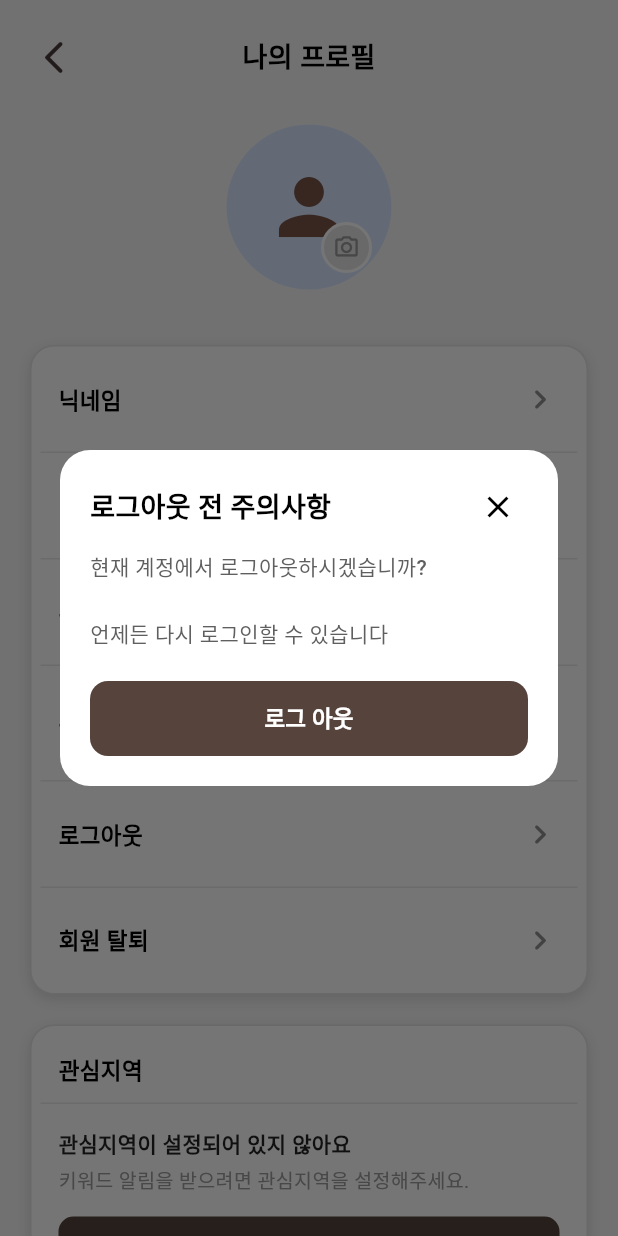
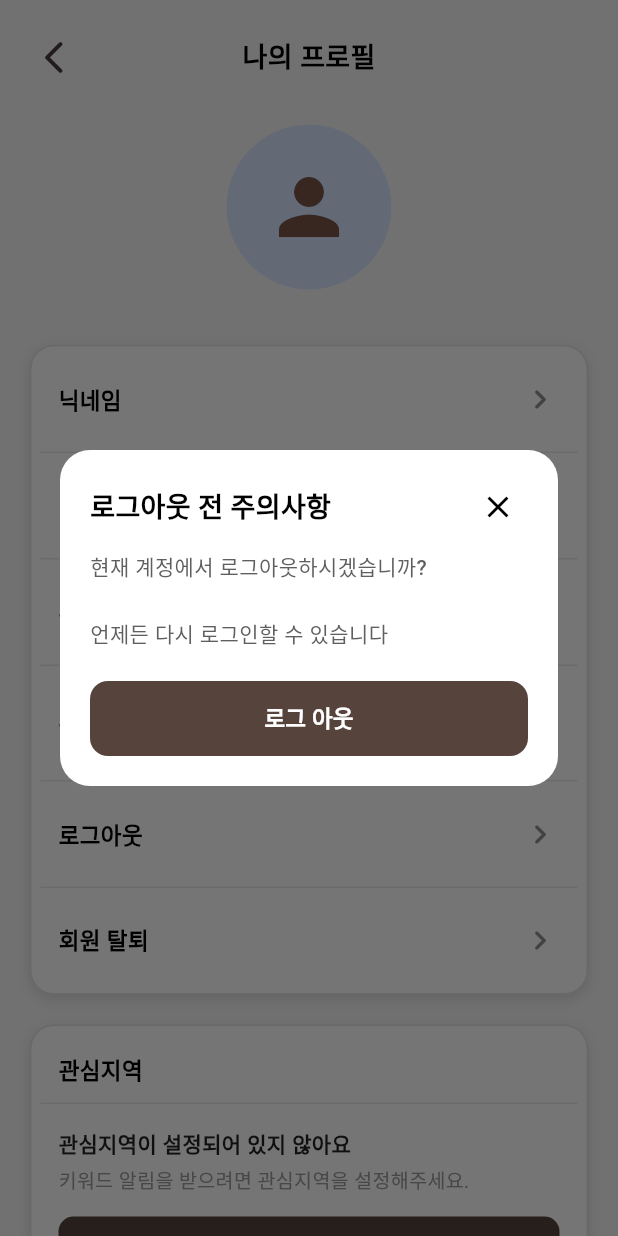
Before and after one commit to hsu-today-bread/todaybread-front, a Flutter app: the MyProfileScreen screen opened directly, after a tap on "로그아웃", on a phone screen of 412 x 824 dp. Run offline on Flutter 3.47's test engine with Material 3 defaults, Android fonts, the phone set to English and light mode, and no system bars; our stand-ins replace dio, firebase_core, firebase_messaging, flutter_local_notifications, flutter_secure_storage, flutter_svg and 6 more; missing offline and left inert: flutter_naver_map; accounts and stored records are empty; generated files the repository leaves out were written again; network calls fail; Roboto replaces fonts that are missing (PretendardVariable).

Commit message:
feat:화면 크기 조정, firebase 알림 오류 수정, 내 리뷰보기 사진 출력, 가게 전화번호 지우기 수정, 사장님 마이페이지에서 관심지역 보이는거 삭제, 홈 화면 표시 지역 km 수정, 사용자 프로필 사진에 카메라 버튼 삭제

```diff
--- a/lib/screens/boss/boss_bread_create_screen.dart
+++ b/lib/screens/boss/boss_bread_create_screen.dart
@@ -330,7 +330,7 @@ class _BreadCreateStepBody extends StatelessWidget {
             TextFormField(
               initialValue: provider.name,
               onChanged: context.read<BossBreadCreateProvider>().updateName,
-              decoration: _inputDecoration('반반치킨'),
+              decoration: _inputDecoration('단팥빵'),
             ),
           ],
         );
--- a/lib/screens/boss/boss_switching_screen.dart
+++ b/lib/screens/boss/boss_switching_screen.dart
@@ -5,6 +5,7 @@ import 'package:provider/provider.dart';
 import 'package:todaybread/providers/login/login_provider.dart';
 import 'package:todaybread/providers/store/store_provider.dart';
 import 'package:todaybread/screens/main/main_shell.dart';
+import 'package:todaybread/services/fcm/fcm_service.dart';
 
 class BossSwitchingScreen extends StatefulWidget {
   const BossSwitchingScreen({super.key});
@@ -43,6 +44,7 @@ class _BossSwitchingScreenState extends State<BossSwitchingScreen> {
       return;
     }
 
+    await FcmService.instance.clearAllNotifications();
     await context.read<AuthProvider>().refreshRoleFromStoredToken();
     if (!mounted) {
       return;
--- a/lib/screens/myPage/my_profile_screen.dart
+++ b/lib/screens/myPage/my_profile_screen.dart
@@ -54,8 +54,10 @@ class _MyProfileScreenState extends State<MyProfileScreen> {
                         _buildProfileImage(),
                         const SizedBox(height: 32),
                         _buildMenuCard(),
-                        const SizedBox(height: 20),
-                        _buildInterestAreaCard(),
+                        if (!context.watch<AuthProvider>().isBoss) ...[
+                          const SizedBox(height: 20),
+                          _buildInterestAreaCard(),
+                        ],
                       ],
                     ),
                   ),
@@ -131,24 +133,6 @@ class _MyProfileScreenState extends State<MyProfileScreen> {
                       );
                     },
                   ),
-                ),
-              ),
-            ),
-            Positioned(
-              right: 18,
-              bottom: 16,
-              child: Container(
-                width: 34,
-                height: 34,
-                decoration: BoxDecoration(
-                  color: const Color(0xFFE5E5E5),
-                  shape: BoxShape.circle,
-                  border: Border.all(color: Colors.white, width: 2),
-                ),
-                child: const Icon(
-                  Icons.photo_camera_outlined,
-                  size: 18,
-                  color: Color(0xFF9A9A9A),
                 ),
               ),
             ),
@@ -742,6 +726,7 @@ class _MyProfileScreenState extends State<MyProfileScreen> {
       return;
     }
 
+    await FcmService.instance.clearAllNotifications();
     profileProvider.clearProfile(notify: true);
     Navigator.of(context, rootNavigator: true).pushAndRemoveUntil(
       MaterialPageRoute(builder: (_) => const SplashScreen()),
--- /dev/null
+++ b/secret.json
@@ -0,0 +1,5 @@
+{
+  "API_BASE_URL": "http://192.168.219.131:8080",
+  "NAVER_MAP_CLIENT_ID": "ik3sprvkxw",
+  "NAVER_MAP_CLIENT_SECRET": "0VPLGNISObMX783IOmwr9xKpzvCkV3TnYxMaN5Wv"
+}
```
Also changed, not shown: lib/screens/home/home_screen.dart (+6 -5 lines), lib/screens/login/login_screen.dart (+0 -41 lines), lib/screens/login/sign_up_screen.dart (+37 -33 lines), lib/screens/myPage/boss_account_verification_screen.dart (+40 -35 lines), lib/screens/myPage/my_page_home_screen.dart (+27 -0 lines), lib/screens/notification/notification_inbox_screen.dart (+8 -1 lines), lib/services/fcm/fcm_service.dart (+7 -0 lines), lib/utils/user_input_helper.dart (+12 -1 lines), assets/images/logo.png, 33 other files.
